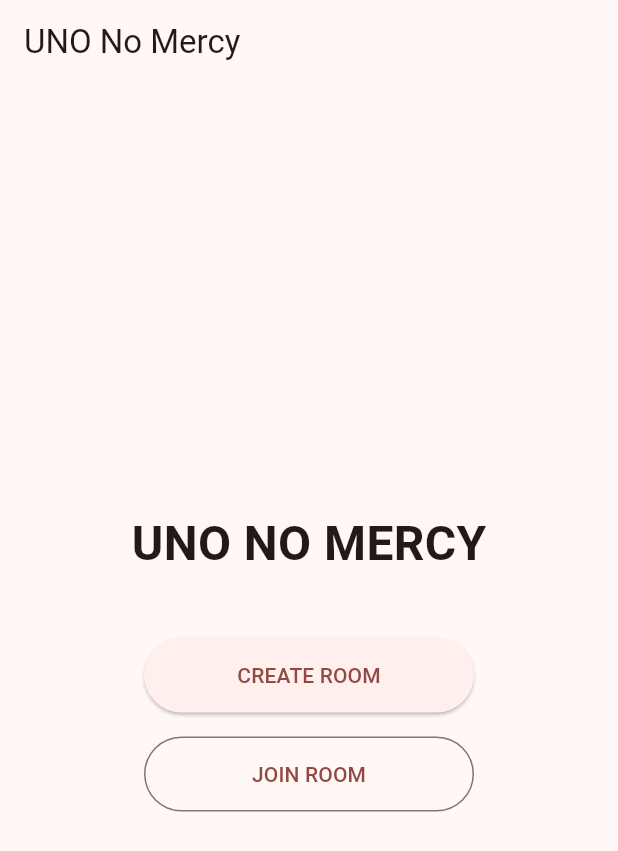
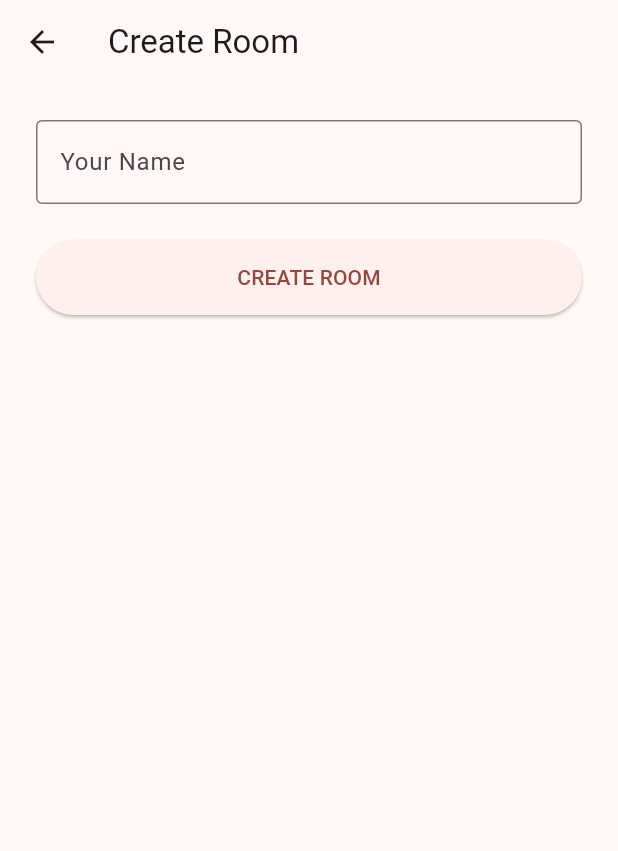
Before and after one commit to ASHLINANTONY98/UnoNoMercy, a Flutter app: the screen it shows after launch, after a tap on "CREATE ROOM", on a phone screen of 412 x 824 dp. Shown: the top 851 px of the screen. Run offline on Flutter 3.47's test engine with Material 3 defaults, Android fonts, the phone set to English and light mode, and no system bars.

Commit message:
Allow single-player room creation

```diff
--- a/uno_no_mercy_flutter/lib/screens/lobby/lobby_screen.dart
+++ b/uno_no_mercy_flutter/lib/screens/lobby/lobby_screen.dart
@@ -1,4 +1,6 @@
 import 'package:flutter/material.dart';
+
+import '../room/create_room_screen.dart';
 
 class LobbyScreen extends StatelessWidget {
   const LobbyScreen({super.key});
@@ -20,7 +22,14 @@
               width: 220,
               height: 50,
               child: ElevatedButton(
-                onPressed: () {},
+                onPressed: () {
+                  Navigator.push(
+                    context,
+                    MaterialPageRoute(
+                      builder: (context) => const CreateRoomScreen(),
+                    ),
+                  );
+                },
                 child: const Text('CREATE ROOM'),
               ),
             ),
--- /dev/null
+++ b/uno_no_mercy_flutter/lib/screens/room/create_room_screen.dart
@@ -0,0 +1,48 @@
+import 'package:flutter/material.dart';
+
+class CreateRoomScreen extends StatefulWidget {
+  const CreateRoomScreen({super.key});
+
+  @override
+  State<CreateRoomScreen> createState() => _CreateRoomScreenState();
+}
+
+class _CreateRoomScreenState extends State<CreateRoomScreen> {
+  final TextEditingController _playerNameController = TextEditingController();
+
+  @override
+  void dispose() {
+    _playerNameController.dispose();
+    super.dispose();
+  }
+
+  @override
+  Widget build(BuildContext context) {
+    return Scaffold(
+      appBar: AppBar(title: const Text('Create Room')),
+      body: Padding(
+        padding: const EdgeInsets.all(24),
+        child: Column(
+          children: [
+            TextField(
+              controller: _playerNameController,
+              decoration: const InputDecoration(
+                labelText: 'Your Name',
+                border: OutlineInputBorder(),
+              ),
+            ),
+            const SizedBox(height: 24),
+            SizedBox(
+              width: double.infinity,
+              height: 50,
+              child: ElevatedButton(
+                onPressed: () {},
+                child: const Text('CREATE ROOM'),
+              ),
+            ),
+          ],
+        ),
+      ),
+    );
+  }
+}
```
Also changed, not shown: 4 other files.
